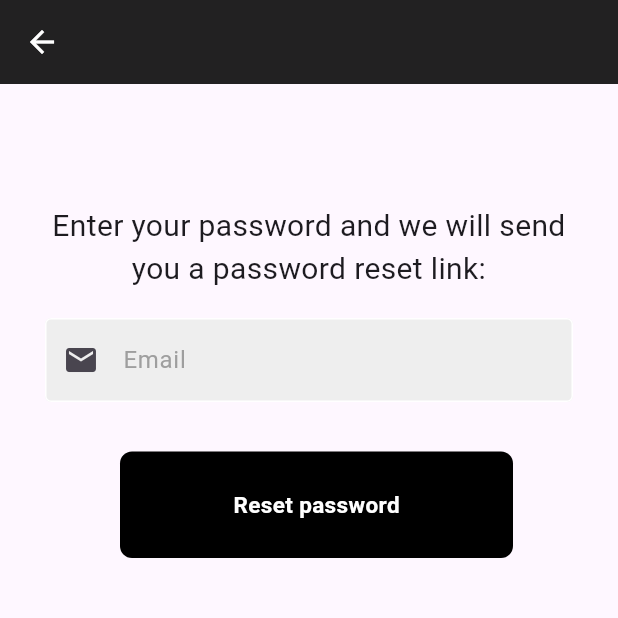
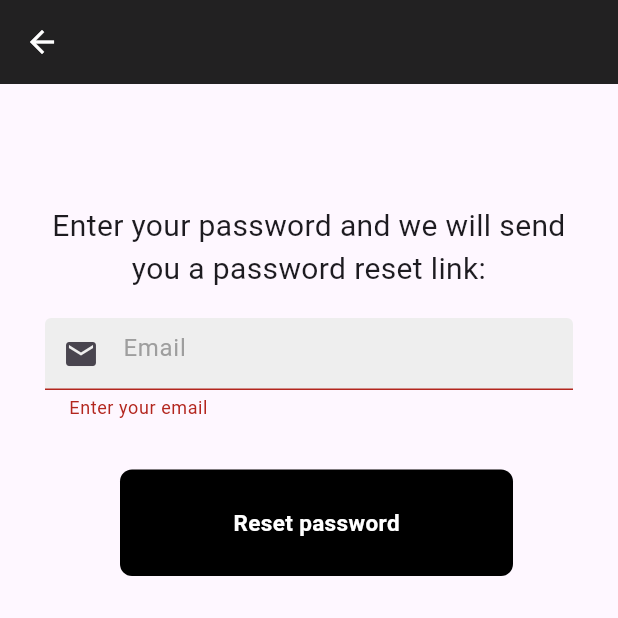
Before and after one commit to dawid3056/login-app, a Flutter app: the ForgotPasswordPage screen opened directly, after a tap on "Reset password", on a phone screen of 412 x 824 dp, the top half of it. Run offline on Flutter 3.47's test engine with Material 3 defaults, Android fonts, the phone set to English and light mode, and no system bars; our stand-ins replace firebase_auth, firebase_core, fluttertoast, google_sign_in; accounts and stored records are empty.

Commit message:
add password reset functionality

```diff
--- a/lib/pages/forgot_pw_page.dart
+++ b/lib/pages/forgot_pw_page.dart
@@ -1,11 +1,12 @@
-// ignore_for_file: prefer_const_constructors
+// ignore_for_file: prefer_const_constructors, use_build_context_synchronously
 
+import 'package:firebase_auth/firebase_auth.dart';
 import 'package:flutter/material.dart';
+import 'package:fluttertoast/fluttertoast.dart';
 import 'package:store_app/components/button.dart';
 import 'package:store_app/components/text_field.dart';
 
 class ForgotPasswordPage extends StatefulWidget {
-
   const ForgotPasswordPage({super.key});
 
   @override
@@ -14,6 +15,38 @@ class ForgotPasswordPage extends StatefulWidget {
 
 class _ForgotPasswordPageState extends State<ForgotPasswordPage> {
   final emailTextController = TextEditingController();
+  final _formKey = GlobalKey<FormState>();
+
+  @override
+  void dispose() {
+    emailTextController.dispose();
+    super.dispose();
+  }
+
+  Future passwordReset() async {
+    if (_formKey.currentState!.validate()) {
+      try {
+        await FirebaseAuth.instance.sendPasswordResetEmail(
+          email: emailTextController.text.trim(),
+        );
+        showDialog(
+          context: context,
+          builder: (context) {
+            return AlertDialog(
+              content: Text("Password reset link sent! Check your email"),
+            );
+          },
+        );
+      } on FirebaseAuthException catch (e) {
+        if (e.code == 'user-not-found') {
+          Fluttertoast.showToast(msg: "User not found");
+        }
+      } catch (e) {
+        Fluttertoast.showToast(msg: e.toString());
+        return Future.error(e);
+      }
+    }
+  }
 
   @override
   Widget build(BuildContext context) {
@@ -23,6 +56,8 @@ class _ForgotPasswordPageState extends State<ForgotPasswordPage> {
         iconTheme: IconThemeData(color: Colors.white),
       ),
       body: Center(
+        child: Form(
+          key: _formKey,
           child: Column(
             children: [
               SizedBox(
@@ -50,7 +85,8 @@ class _ForgotPasswordPageState extends State<ForgotPasswordPage> {
                   return null;
                 },
                 validator: (value) {
-                final emailRegex = RegExp(r'^[\w-\.]+@([\w-]+\.)+[\w-]{2,4}$');
+                  final emailRegex =
+                      RegExp(r'^[\w-\.]+@([\w-]+\.)+[\w-]{2,4}$');
                   if (value!.isEmpty) {
                     return ("Enter your email");
                   }
@@ -63,13 +99,14 @@ class _ForgotPasswordPageState extends State<ForgotPasswordPage> {
               Padding(
                 padding: const EdgeInsets.fromLTRB(50, 5, 40, 50),
                 child: MyButton(
-                onTap: () {},
+                  onTap: passwordReset,
                   text: "Reset password",
                 ),
               ),
             ],
           ),
         ),
+      ),
     );
   }
 }
--- a/lib/pages/home_page.dart
+++ b/lib/pages/home_page.dart
@@ -1,3 +1,5 @@
+// ignore_for_file: use_build_context_synchronously
+
 import 'package:firebase_auth/firebase_auth.dart';
 import 'package:flutter/material.dart';
 import 'package:google_sign_in/google_sign_in.dart';
--- a/lib/pages/register_page.dart
+++ b/lib/pages/register_page.dart
@@ -180,6 +180,7 @@ class _RegisterPageState extends State<RegisterPage> {
                             "Login now",
                             style: TextStyle(
                               fontWeight: FontWeight.bold,
+                              color: Colors.blue,
                             ),
                           ),
                         )
--- a/pubspec.yaml
+++ b/pubspec.yaml
@@ -39,6 +39,7 @@ dependencies:
   firebase_auth: ^4.17.4
   fluttertoast: ^8.2.4
   google_sign_in: ^6.2.1
+  cloud_firestore: ^4.15.5
 
 dev_dependencies:
   flutter_test:
```
Also changed, not shown: lib/pages/login_page.dart (+7 -2 lines), pubspec.lock, 3 other files. Lines whose indentation alone changed are shown as unchanged.
